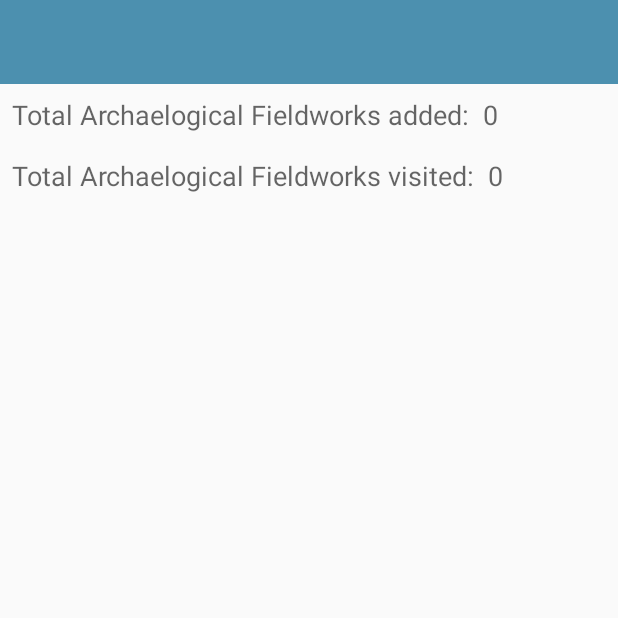
After one commit to markmurphydunhill/ArchaeologicalFieldwork-Part2, an Android app: the SettingsActivity screen opened directly, with no data from a screen before it, on a phone screen of 412 x 824 dp, the top half of it. The commit adds this screen. Run offline under Robolectric (Android 15) with nearby library versions, the phone set to English and light mode, and no system bars; 3 statements that could not run were skipped.

Commit message:
settings

```diff
--- a/app/src/main/AndroidManifest.xml
+++ b/app/src/main/AndroidManifest.xml
@@ -35,6 +35,7 @@
         <activity android:name=".activities.FieldworkActivity" />
         <activity android:name=".activities.FieldworkListActivity" />
         <activity android:name=".activities.LoginActivity"/>
+        <activity android:name=".activities.SettingsActivity"/>
         <activity android:name=".activities.SplashActivity">
             <intent-filter>
                 <action android:name="android.intent.action.MAIN" />
--- a/app/src/main/java/org/wit/fieldwork/activities/FieldworkActivity.kt
+++ b/app/src/main/java/org/wit/fieldwork/activities/FieldworkActivity.kt
@@ -93,9 +93,7 @@ class FieldworkActivity : AppCompatActivity(), AnkoLogger {
             startActivityForResult(intentFor<MapActivity>().putExtra("location", location), LOCATION_REQUEST)
         }
 
-       /* btnDel.setOnClickListener {isChecked-->
-            info ("Delete button Pressed")
-        }*/
+
 
 
         chooseImage1.setOnClickListener {
@@ -107,6 +105,12 @@ class FieldworkActivity : AppCompatActivity(), AnkoLogger {
             showImagePicker(this, IMAGE2_REQUEST)
 
         }
+
+     /*   btnDel.setOnClickListener {
+            app.fieldworks.delete(fieldwork)
+            finish()
+            info ("Delete button Pressed")
+        }*/
 
 
         checkBox.setOnClickListener(View.OnClickListener {
@@ -124,6 +128,8 @@ class FieldworkActivity : AppCompatActivity(), AnkoLogger {
 
 
     }
+
+
     override fun onCreateOptionsMenu(menu: Menu?): Boolean {
         menuInflater.inflate(R.menu.menu_fieldwork, menu)
         return super.onCreateOptionsMenu(menu)
@@ -135,6 +141,7 @@ class FieldworkActivity : AppCompatActivity(), AnkoLogger {
                 finish()
             }
         }
+
         return super.onOptionsItemSelected(item)
     }
 
--- a/app/src/main/java/org/wit/fieldwork/activities/FieldworkListActivity.kt
+++ b/app/src/main/java/org/wit/fieldwork/activities/FieldworkListActivity.kt
@@ -50,6 +50,9 @@ class FieldworkListActivity : AppCompatActivity(), FieldworkListener {
         when (item?.itemId){
             R.id.item_logout -> finish()
         }
+        when (item?.itemId) {
+            R.id.item_settings -> startActivityForResult<SettingsActivity>(0)
+        }
         return super.onOptionsItemSelected(item)
     }
 
--- /dev/null
+++ b/app/src/main/java/org/wit/fieldwork/activities/SettingsActivity.kt
@@ -0,0 +1,57 @@
+
+
+package org.wit.fieldwork.activities
+
+import androidx.appcompat.app.AppCompatActivity
+import android.os.Bundle
+import kotlinx.android.synthetic.main.activity_login.*
+import org.jetbrains.anko.AnkoLogger
+import org.jetbrains.anko.info
+import org.jetbrains.anko.toast
+import org.wit.fieldwork.R
+import org.wit.fieldwork.main.MainApp
+import org.wit.fieldwork.models.FieldworkModel
+import android.content.Intent
+import com.google.android.gms.common.internal.safeparcel.SafeParcelable.Class
+import kotlinx.android.synthetic.main.activity_settings.*
+import org.jetbrains.anko.startActivityForResult
+
+var totalFieldworks = 0
+var totalVisited = 0
+
+
+class SettingsActivity : AppCompatActivity(), AnkoLogger {
+
+    lateinit var app: MainApp
+    var fieldwork = FieldworkModel()
+
+    override fun onCreate(savedInstanceState: Bundle?) {
+        super.onCreate(savedInstanceState)
+
+        setContentView(R.layout.activity_settings)
+        info("Settings Activity started..")
+        app = application as MainApp
+        var totalFieldworks = 0
+        var totalVisited = 0
+        val fieldworkList = app.fieldworks.findAll() as ArrayList<FieldworkModel>
+        for (fieldwork in fieldworkList) {
+            totalFieldworks++
+
+        }
+        for (fieldwork in fieldworkList) {
+            if (fieldwork.visited == true)
+            {
+            totalVisited++
+        }
+         }
+        info("Total Fieldworks: $totalFieldworks")
+        info("Total Visited Fieldworks: $totalVisited")
+
+        totalFieldworksSoFar.text = ("Total Archaelogical Fieldworks added:  $totalFieldworks")
+        totalVisistedSoFar.text = ("Total Archaelogical Fieldworks visited:  $totalVisited")
+
+    }
+
+
+
+    }
--- a/app/src/main/java/org/wit/fieldwork/models/FieldworkMemStore.kt
+++ b/app/src/main/java/org/wit/fieldwork/models/FieldworkMemStore.kt
@@ -47,5 +47,5 @@ class FieldworkMemStore : FieldworkStore, AnkoLogger {
 
     }
 
-
+  override fun delete(fieldwork: FieldworkModel){}
 }*/
--- /dev/null
+++ b/app/src/main/res/layout/activity_settings.xml
@@ -0,0 +1,88 @@
+<?xml version="1.0" encoding="utf-8"?>
+<androidx.constraintlayout.widget.ConstraintLayout xmlns:android="http://schemas.android.com/apk/res/android"
+    xmlns:app="http://schemas.android.com/apk/res-auto"
+    xmlns:tools="http://schemas.android.com/tools"
+    android:layout_width="match_parent"
+    android:layout_height="match_parent"
+    tools:context=".activities.SettingsActivity">
+
+    <RelativeLayout
+        android:layout_width="match_parent"
+        android:layout_height="wrap_content"
+        app:layout_constraintBottom_toBottomOf="parent"
+        app:layout_constraintTop_toTopOf="parent">
+
+        <com.google.android.material.appbar.AppBarLayout
+            android:id="@+id/appBarLayout"
+            android:layout_width="match_parent"
+            android:layout_height="wrap_content"
+            android:background="@color/colorAccent"
+            android:fitsSystemWindows="true"
+            app:elevation="0dip"
+            app:theme="@style/ThemeOverlay.AppCompat.Dark.ActionBar">
+
+            <androidx.appcompat.widget.Toolbar
+                android:id="@+id/toolbarAdd"
+                android:layout_width="match_parent"
+                android:layout_height="wrap_content"
+                app:titleTextColor="@color/colorPrimary" />
+        </com.google.android.material.appbar.AppBarLayout>
+
+        <ScrollView
+            android:layout_width="match_parent"
+            android:layout_height="match_parent"
+            android:layout_below="@id/appBarLayout"
+            android:fillViewport="true">
+
+            <LinearLayout
+                android:layout_width="match_parent"
+                android:layout_height="wrap_content"
+                android:orientation="vertical">
+
+                <TextView
+                    android:id="@+id/totalFieldworksSoFar"
+                    android:layout_width="wrap_content"
+                    android:layout_height="wrap_content"
+                    android:layout_marginBottom="8dp"
+                    android:layout_marginEnd="8dp"
+                    android:layout_marginStart="8dp"
+                    android:layout_marginTop="8dp"
+                    android:text="@string/total_fieldworks"
+                    android:textAppearance="@android:style/TextAppearance.Material.Medium"
+                    app:layout_constraintBottom_toBottomOf="parent"
+                    app:layout_constraintEnd_toEndOf="parent"
+                    app:layout_constraintHorizontal_bias="0.56"
+                    app:layout_constraintStart_toStartOf="parent"
+                    app:layout_constraintTop_toTopOf="parent"
+                    app:layout_constraintVertical_bias="0.902" />
+
+               <TextView
+                    android:id="@+id/totalVisistedSoFar"
+                    android:layout_width="wrap_content"
+                    android:layout_height="wrap_content"
+                    android:layout_marginBottom="8dp"
+                    android:layout_marginEnd="8dp"
+                    android:layout_marginStart="8dp"
+                    android:layout_marginTop="8dp"
+                    android:text="@string/total_visited"
+                    android:textAppearance="@android:style/TextAppearance.Material.Medium"
+                    app:layout_constraintBottom_toBottomOf="parent"
+                    app:layout_constraintEnd_toEndOf="parent"
+                    app:layout_constraintHorizontal_bias="0.846"
+                    app:layout_constraintStart_toStartOf="parent"
+                    app:layout_constraintTop_toTopOf="parent"
+                    app:layout_constraintVertical_bias="0.902" />
+
+
+
+
+
+
+
+
+
+            </LinearLayout>
+        </ScrollView>
+    </RelativeLayout>
+
+</androidx.constraintlayout.widget.ConstraintLayout>
--- a/app/src/main/res/menu/menu_main.xml
+++ b/app/src/main/res/menu/menu_main.xml
@@ -13,4 +13,10 @@
 
         android:title="@string/logout"
         app:showAsAction="always" />
+
+    <item
+        android:id="@+id/item_settings"
+
+        android:title="@string/settings"
+        app:showAsAction="always" />
 </menu>
--- a/app/src/main/res/values/strings.xml
+++ b/app/src/main/res/values/strings.xml
@@ -26,5 +26,8 @@
     <string name="enter_email">Please enter Your Email</string>
     <string name="enter_valid_user">User details are not valid</string>
     <string name="logout">Logout</string>
+    <string name="settings">Settings</string>
+    <string name="total_visited">Total Visited</string>
+    <string name="total_fieldworks">Total Fieldworks</string>
 
 </resources>
```
Also changed, not shown: app/src/main/java/org/wit/fieldwork/models/FieldworkJSONStore.kt (+11 -0 lines).
